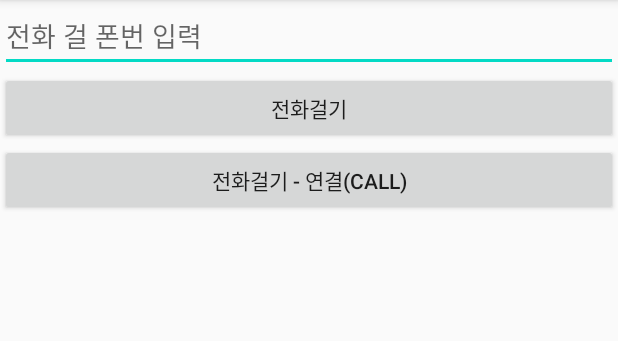
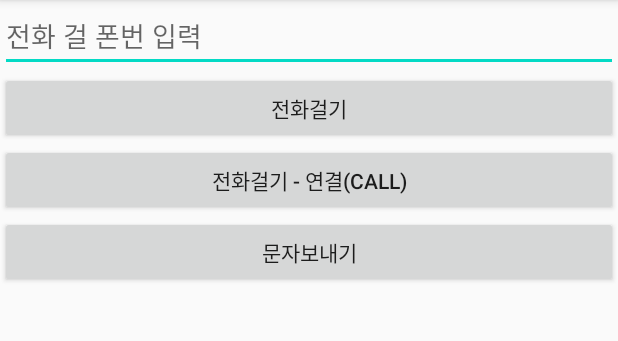
Before and after one commit to khkssong6949/AndroidIntent_20200528, an Android app: the screen it shows after launch (MainActivity), on a phone screen of 412 x 824 dp, the part 84-425 px from its top. Run offline under Robolectric (Android 15) with nearby library versions, the phone set to English and light mode, and no system bars.

```diff
--- a/app/src/main/res/layout/activity_main.xml
+++ b/app/src/main/res/layout/activity_main.xml
@@ -28,6 +28,12 @@
         android:layout_height="wrap_content"
         android:text="전화걸기 - 연결(CALL)"/>
 
+    <Button
+        android:id="@+id/smsBtn"
+        android:layout_width="match_parent"
+        android:layout_height="wrap_content"
+        android:text="문자보내기"/>
+
 
 
 </LinearLayout>
```
Also changed, not shown: app/src/main/java/kr/co/hgney/androidintent_20200528/MainActivity.kt (+12 -0 lines).
